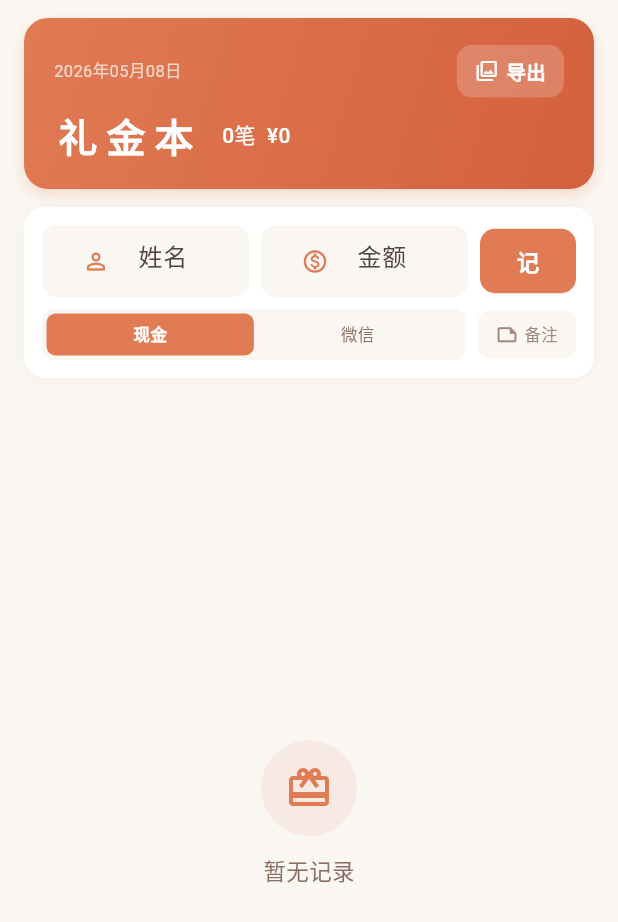
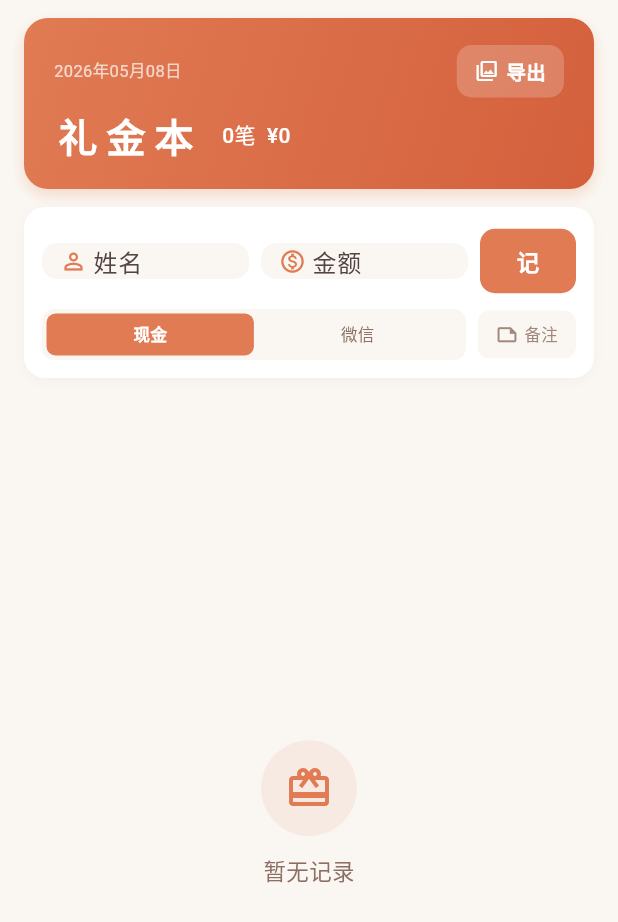
Before and after one commit to huise513/gift_record, a Flutter app: the HomeScreen screen opened directly, on a phone screen of 412 x 824 dp. Shown: the top 922 px of the screen. Run offline on Flutter 3.47's test engine with Material 3 defaults, Android fonts, the phone set to English and light mode, and no system bars; our stand-ins replace share_plus, sqflite; missing offline and left inert: excel, image_gallery_saver_plus; accounts and stored records are empty; Roboto replaces fonts that are missing (Microsoft YaHei).

Commit message:
fix: 主页快速录入改用Row[Icon+Expanded(TextField)]布局，图标独立不占用输入框空间，isCollapsed紧贴内容

```diff
--- a/lib/screens/home_screen.dart
+++ b/lib/screens/home_screen.dart
@@ -470,14 +470,22 @@ class _AddGiftFormState extends State<_AddGiftForm> {
                     color: const Color(0xFFFAF7F2),
                     borderRadius: BorderRadius.circular(10),
                   ),
+                  child: Row(
+                    children: [
+                      const Icon(Icons.person_outline, color: Color(0xFFE07B54), size: 18),
+                      const SizedBox(width: 4),
+                      Expanded(
                         child: TextField(
                           controller: _nameController,
                           decoration: const InputDecoration(
                             hintText: '姓名',
-                      prefixIcon: Icon(Icons.person_outline, color: Color(0xFFE07B54), size: 18),
                             border: InputBorder.none,
+                            isCollapsed: true,
                           ),
                           textInputAction: TextInputAction.next,
+                        ),
+                      ),
+                    ],
                   ),
                 ),
               ),
@@ -489,12 +497,17 @@ class _AddGiftFormState extends State<_AddGiftForm> {
                     color: const Color(0xFFFAF7F2),
                     borderRadius: BorderRadius.circular(10),
                   ),
+                  child: Row(
+                    children: [
+                      const Icon(Icons.monetization_on_outlined, color: Color(0xFFE07B54), size: 18),
+                      const SizedBox(width: 4),
+                      Expanded(
                         child: TextField(
                           controller: _amountController,
                           decoration: const InputDecoration(
                             hintText: '金额',
-                      prefixIcon: Icon(Icons.monetization_on_outlined, color: Color(0xFFE07B54), size: 18),
                             border: InputBorder.none,
+                            isCollapsed: true,
                           ),
                           keyboardType: TextInputType.number,
                           inputFormatters: [
@@ -502,6 +515,9 @@ class _AddGiftFormState extends State<_AddGiftForm> {
                           ],
                           textInputAction: TextInputAction.done,
                           onSubmitted: (_) => _submit(),
+                        ),
+                      ),
+                    ],
                   ),
                 ),
               ),
```
Lines whose indentation alone changed are shown as unchanged.
